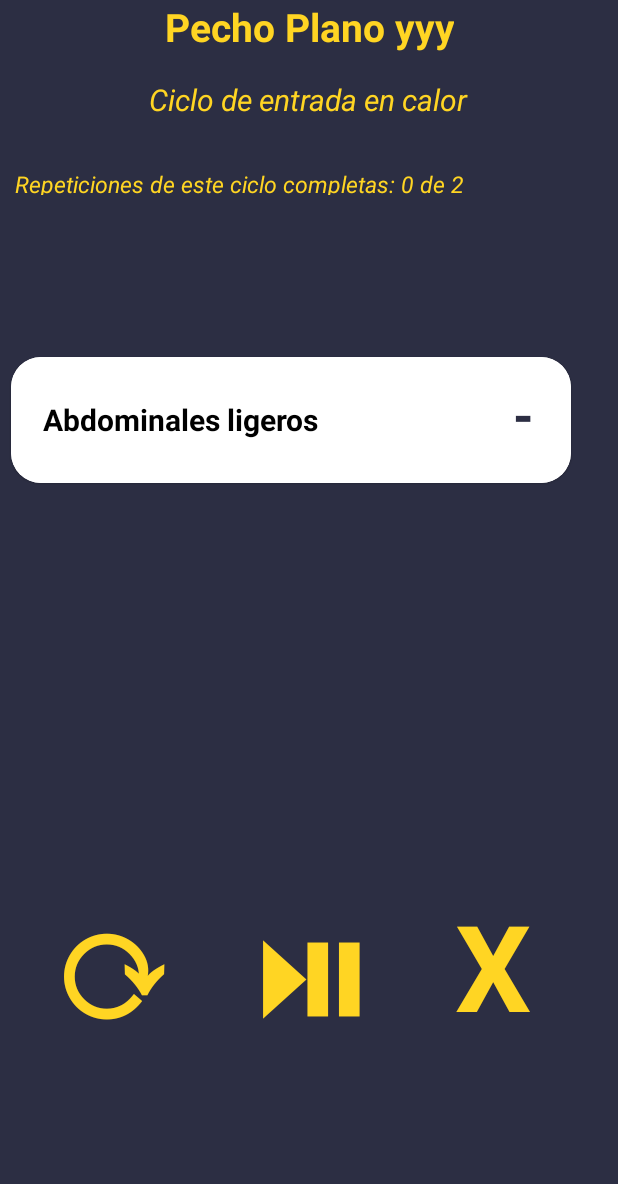
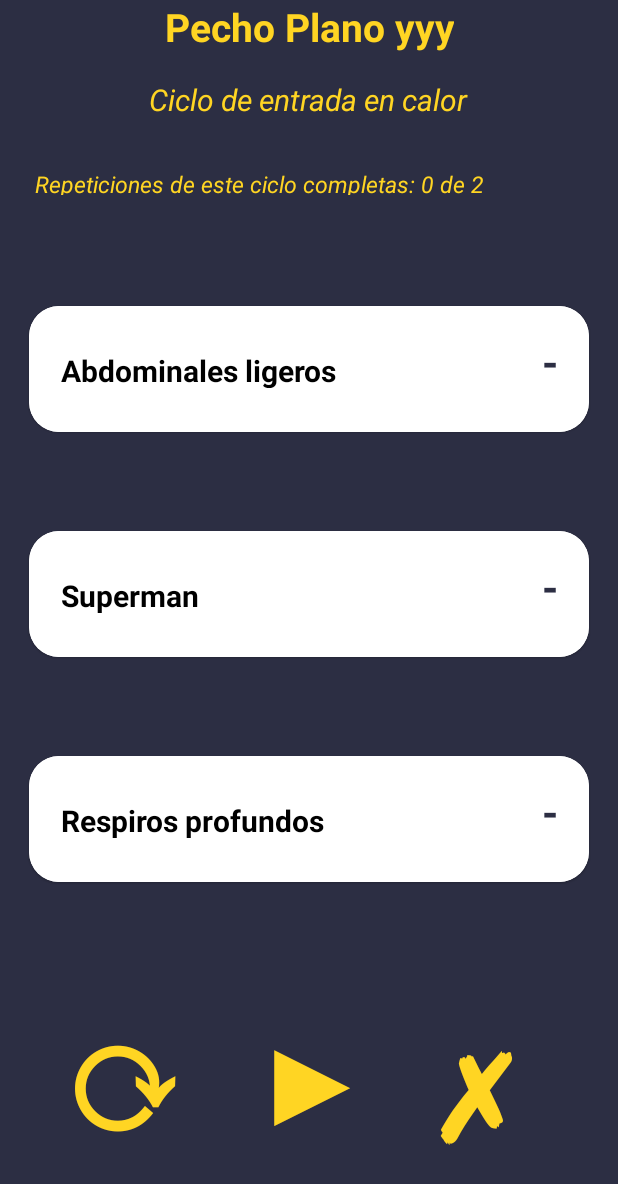
Before and after one commit to gbeade/EntrenappMobile, an Android app: the ExecuteRoutineActivity screen opened directly, with no data from a screen before it, on a phone screen of 412 x 824 dp. Shown: the top 1184 px of the screen. Run offline under Robolectric (Android 15) with nearby library versions, the phone set to English and light mode, and no system bars; 1 statement that could not run was skipped.

Commit message:
Finished exec routine

```diff
--- a/app/src/main/java/com/example/entrenapp/executeRoutineActivity/ExecuteRoutineActivity.java
+++ b/app/src/main/java/com/example/entrenapp/executeRoutineActivity/ExecuteRoutineActivity.java
@@ -29,7 +29,6 @@ import com.example.entrenapp.recyclerView.TimeTickCardAdapter;
 import java.util.Date;
 import java.util.Iterator;
 
-// Todo: falla con un solo ejercicio
 public class ExecuteRoutineActivity extends AppCompatActivity {
 
     private View root;
@@ -59,7 +58,8 @@ public class ExecuteRoutineActivity extends AppCompatActivity {
         fillRoutine();
 
         binding.cancel.setOnClickListener(view -> onCancel());
-        binding.playtoggle.setOnClickListener(view -> togglePlayPauseExercise());
+        binding.play.setOnClickListener(view -> togglePlayPauseExercise());
+        binding.pause.setOnClickListener(view -> togglePlayPauseExercise());
         binding.rewind.setOnClickListener(view -> startIterations());
 
 
@@ -86,6 +86,7 @@ public class ExecuteRoutineActivity extends AppCompatActivity {
         TextView textView;
         currentCycleIdx ++;
 
+        if ( currentCycleIdx > 0 && !simplifiedExecution ) togglePlayPauseExercise();
 
         if ( currentCycleIdx > 0 && currentCycle.getExercises().size() == 1) resetAdapter();
 
@@ -102,19 +103,15 @@ public class ExecuteRoutineActivity extends AppCompatActivity {
                 resetAdapter();
             } else {
                 //Se termino la rutina, cambiar por el intent a la pagina de favoritos
-                if ( false /* TODO Chequear con API que la rutina sea del usuario*/) {
-                    // Ejecuta Activity de puntuar
-
-                } else {
-                    showPopup();
-                    // finish();
-                }
+                adapter.pauseCurrentExercise();
+                showPopup();
                 return;
             }
         }
 
         textView = root.findViewById(R.id.cycle_remaining);
         textView.setText("Repeticiones de este ciclo completas: "+currentCycleIdx+" de "+currentCycle.getRepetitions());
+        adapter.cleanTicks();
         binding.cycleRecyclerView.smoothScrollToPosition(0);
         //adapter.startCounterOnPosition(0); // TODO por que esta en null el hijo de puta, hace que no funcione
     }
@@ -134,21 +131,24 @@ public class ExecuteRoutineActivity extends AppCompatActivity {
         else
             popupView = inflater.inflate(R.layout.popup_finish_routine_norate, null);
 
+        Button btn = popupView.findViewById(R.id.btn_return);
+        btn.setOnClickListener(view->onClick());
+
         // create the popup window
         int width = LinearLayout.LayoutParams.WRAP_CONTENT;
         int height = LinearLayout.LayoutParams.WRAP_CONTENT;
         final PopupWindow popupWindow = new PopupWindow(popupView, width, height, true);
 
-        rb = findViewById(R.id.simpleRatingBar);
+        rb = popupView.findViewById(R.id.simpleRatingBar);
         // show the popup window
         // which view you pass in doesn't matter, it is only used for the window tolken
         popupWindow.showAtLocation(findViewById(R.id.execRoutineContainer), Gravity.CENTER, 0, 0);
     }
 
-    public void onClick(View view) {
+    public void onClick() {
         if ( isRoutineRateable() ) {
-            Log.i("NUMSTARS", ""+rb.getNumStars());
-            // rateRoutine();
+            Log.i("NUMSTARS", ""+rb.getRating());
+            // rateRoutine(rb.getRating()); Llamado a la API
         }
         finish();
     }
@@ -174,22 +174,10 @@ public class ExecuteRoutineActivity extends AppCompatActivity {
     public void nextExercise(int currentExercise) {
 
         currentExerciseOfCycleIdx = currentExercise;
-
-        Log.i("MESS", "Entering nextExercise for"+currentCycle.getExercises().get(currentExercise).getName()+"with value of currentRepetionsOnExercise="+currentRepetitionOfExercise);
-        // TODO: exercise loop on repetition
-        if ( currentRepetitionOfExercise < currentCycle.getExercises().get(currentExercise).getRepetitions()) {
-            Log.i("EXREP", "Entering repetition of"+currentCycle.getExercises().get(currentExercise).getName());
-            currentRepetitionOfExercise ++;
-//            binding.cycleRecyclerView.smoothScrollToPosition(currentExerciseOfCycleIdx+1);
-//            binding.cycleRecyclerView.smoothScrollToPosition(currentExerciseOfCycleIdx);
-            nextExercise(currentExercise);
-            currentRepetitionOfExercise = 0;
-            return;
-        }
-
         if (currentExerciseOfCycleIdx == currentCycle.getExercises().size() - 1) {
             currentExerciseOfCycleIdx = 0;
             init = false;
+            if ( simplifiedExecution) swapPlayPauseIcon();
             nextCycle();
         } else {
             //if (currentExercise > 0) adapter.stopCounterOnPosition(currentExercise);
@@ -202,14 +190,15 @@ public class ExecuteRoutineActivity extends AppCompatActivity {
     private void fillRoutine(){
         Cycle c = new Cycle(0, "Ciclo de entrada en calor", "Para entrar en calor", "warmup", 0, 2, 0);
         c.addExercise(new Exercise(0, "Abdominales ligeros", "Tipo", 1, 3));
-//        c.addExercise(new Exercise(1, "Respiros profundos", "Tipo", 1));
+        c.addExercise(new Exercise(1, "Superman", "Tipo", 0, 10));
+        c.addExercise(new Exercise(1, "Respiros profundos", "Tipo", 1, 1));
         routine.addCycle(c);
 
-        //c = new Cycle(0, "Ciclo atletico intenso", "Para entrenar fuerte", "warmup", 0, 1, 0);
-        //c.addExercise(new Exercise(0, "Pique veloz", "Tipo", 3));
-//        c.addExercise(new Exercise(1, "Salto en soga", "Tipo", 2));
-//        c.addExercise(new Exercise(2, "Burpees", "Tipo", 2));
-        //routine.addCycle(c);
+        c = new Cycle(0, "Ciclo atletico intenso", "Para entrenar fuerte", "warmup", 0, 1, 0);
+        c.addExercise(new Exercise(0, "Pique veloz", "Tipo", 3, 2));
+        c.addExercise(new Exercise(1, "Salto en soga", "Tipo", 0, 10));
+        c.addExercise(new Exercise(2, "Burpees", "Tipo", 2));
+        routine.addCycle(c);
     }
 
 
@@ -218,9 +207,21 @@ public class ExecuteRoutineActivity extends AppCompatActivity {
         if ( simplifiedExecution && !init) {
             adapter.startCounterOnPosition(0);
             init = true;
+            ((TextView) findViewById(R.id.pause)).setVisibility(View.VISIBLE);
+            ((TextView) findViewById(R.id.play)).setVisibility(View.GONE);
             return;
         }
+        swapPlayPauseIcon();
         adapter.togglePlay();
+    }
+
+    private void swapPlayPauseIcon() {
+        if ( adapter.isPaused() ) {
+            ((TextView) findViewById(R.id.play)).setVisibility(View.VISIBLE);
+            ((TextView) findViewById(R.id.pause)).setVisibility(View.GONE);
+        } else {
+            ((TextView) findViewById(R.id.pause)).setVisibility(View.VISIBLE);
+            ((TextView) findViewById(R.id.play)).setVisibility(View.GONE);}
     }
 
     public void onCancel() {
--- a/app/src/main/java/com/example/entrenapp/recyclerView/TimeTickCardAdapter.java
+++ b/app/src/main/java/com/example/entrenapp/recyclerView/TimeTickCardAdapter.java
@@ -7,9 +7,11 @@ import android.util.Log;
 import android.view.LayoutInflater;
 import android.view.View;
 import android.view.ViewGroup;
+import android.widget.TextView;
 
 import androidx.annotation.NonNull;
 
+import com.example.entrenapp.R;
 import com.example.entrenapp.apiClasses.Exercise;
 import com.example.entrenapp.executeRoutineActivity.ExecuteRoutineActivity;
 
@@ -65,8 +67,10 @@ public class TimeTickCardAdapter extends CardAdapter<Exercise> {
 
     @Override
     public void onBindViewHolder(ViewHolder viewHolder, final int position) {
+        map.get(viewHolder).setTimerStartedTo(dataset.get(position).getDuration());
+        map.get(viewHolder).setRepetitionsOfTimer(dataset.get(position).getRepetitions());
+        map.get(viewHolder).setExerciseName(dataset.get(position).getName());
         super.onBindViewHolder(viewHolder, position);
-        map.get(viewHolder).setTimerStartedTo(dataset.get(position).getDuration());
         map.get(viewHolder).bindTextViewWithData(r.getIdentifier("timer", "id", packageName), "-");
         positionToVHMap.put(position, map.get(viewHolder));
     }
@@ -77,27 +81,52 @@ public class TimeTickCardAdapter extends CardAdapter<Exercise> {
         Timer timer;
         Integer time = 0;
         Integer duration = 0;
+        int repetitions = 0;
+        int currentRepetition = 0;
+        String name;
         boolean timerStarted = false;
         int countdown = 3;
+        private String[] rsg = { r.getString(R.string.rsg_ready), r.getString(R.string.rsg_set), r.getString(R.string.rsg_go)};
 
         private class ModifyTimerTask extends TimerTask {
 
             void timerTick() {
                 if (timerStarted && !superTimerStopped) {
-                    if ( countdown >= 0 ) {
-                        bindTextViewWithData(r.getIdentifier("timer", "id", packageName), countdown+"!");
+                    if (countdown == 3) bindName();
+                    if ( countdown > 0 ) {
+                        bindTextViewWithData(r.getIdentifier("timer", "id", packageName), rsg[3-countdown]);
                         countdown --;
+                        return;
+                    } else if ( duration == 0) {
+                        bindTextViewWithData(r.getIdentifier("timer", "id", packageName), repetitions+" reps.");
+                        cancel();
+                        if ( isSimplified) {
+                            act.togglePlayPauseExercise();
+                            act.nextExercise(getAdapterPosition());
+                        }
                         return;
                     } else if (time > duration) {
                            bindTextViewWithData(r.getIdentifier("timer", "id", packageName), "✓");
+                            if ( time > duration + 2) {
+                                if (currentRepetition >= repetitions-1) {
                                     cancel();
                                     act.nextExercise(getAdapterPosition());
                                 } else {
-                        bindTextViewWithData(r.getIdentifier("timer", "id", packageName), (duration - time) + "\'\'");
+                                    bindTextViewWithData(r.getIdentifier("timer", "id", packageName), "✓");
+                                    currentRepetition ++;
+                                    countdown = 3;
+                                    time = 0;
+                                    bindName();
+                                    return;
+                                }
+                            }
+                        } else {
+                            bindTextViewWithData(r.getIdentifier("timer", "id", packageName), (duration - time ) + "\'\'");
                         }
                         time++;
                  }
                 }
+
 
             @Override
             public void run() {
@@ -110,6 +139,8 @@ public class TimeTickCardAdapter extends CardAdapter<Exercise> {
             super(view);
             bindTextViewWithData(r.getIdentifier("timer", "id", packageName), "-");
             duration = 0;
+            repetitions = 0;
+            currentRepetition = 0;
         }
 
         public void stopTimer() {
@@ -122,6 +153,8 @@ public class TimeTickCardAdapter extends CardAdapter<Exercise> {
         public void startTimer() {
             timerStarted = true;
             time = 0;
+            countdown = 3;
+            currentRepetition = 0;
             timer = new Timer();
             timer.scheduleAtFixedRate(new ModifyTimerTask(), 500, 1000);
         }
@@ -137,6 +170,16 @@ public class TimeTickCardAdapter extends CardAdapter<Exercise> {
         public void setTimerStartedTo(int duration) {
             this.duration = duration;
         }
+        public void setRepetitionsOfTimer(int repetitions) {
+            this.repetitions = repetitions;
+        }
+        public void setExerciseName(String name) {this.name = name;}
+        public String getExerciseName() {return this.name;}
+        public void bindName() {
+            if (repetitions == 1 || duration == 0) return;
+            bindTextViewWithData(r.getIdentifier("title", "id", packageName), name+" ("+(currentRepetition+1)+"/"+repetitions+")");
+        }
+
     }
 
     public void pauseCurrentExercise(){
@@ -165,5 +208,11 @@ public class TimeTickCardAdapter extends CardAdapter<Exercise> {
         return !superTimerStopped;
     }
 
+    public void cleanTicks() {
+        for (TimeTickViewHolder tv: map.keySet()) {
+            tv.bindTextViewWithData(r.getIdentifier("timer", "id", packageName), "-");
+            tv.bindTextViewWithData(r.getIdentifier("title", "id", packageName), tv.getExerciseName());
+        }
+    }
 
 }
--- a/app/src/main/res/layout/activity_execute_routine.xml
+++ b/app/src/main/res/layout/activity_execute_routine.xml
@@ -13,9 +13,9 @@
             android:id="@+id/cycleRecyclerView"
             android:layout_width="388dp"
             android:layout_height="480dp"
-            android:layout_marginTop="0dp"
+            android:layout_marginTop="16dp"
             app:layout_constraintEnd_toEndOf="parent"
-            app:layout_constraintHorizontal_bias="0.0"
+            app:layout_constraintHorizontal_bias="0.49"
             app:layout_constraintStart_toStartOf="parent"
             app:layout_constraintTop_toBottomOf="@+id/cycle_remaining" />
 
@@ -52,20 +52,19 @@
             android:id="@+id/cycle_remaining"
             android:layout_width="365dp"
             android:layout_height="18dp"
-            android:layout_marginStart="10dp"
             android:layout_marginTop="32dp"
             android:text="Repeticiones de este ciclo restantes:"
             android:textColor="@color/accent"
             android:textSize="15dp"
             android:textStyle="italic"
+            app:layout_constraintEnd_toEndOf="parent"
             app:layout_constraintStart_toStartOf="parent"
             app:layout_constraintTop_toBottomOf="@+id/cycle_name" />
 
         <TextView
             android:id="@+id/rewind"
-            android:layout_width="100dp"
-            android:layout_height="119dp"
-            android:layout_marginStart="20dp"
+            android:layout_width="96dp"
+            android:layout_height="120dp"
             android:layout_marginTop="-40dp"
             android:layout_marginEnd="27dp"
             android:text="⟳"
@@ -73,36 +72,63 @@
             android:textColor="@color/accent"
             android:textSize="100dp"
             android:textStyle="bold"
-            app:layout_constraintEnd_toStartOf="@+id/playtoggle"
+            app:layout_constraintBottom_toBottomOf="parent"
+            app:layout_constraintEnd_toEndOf="parent"
+            app:layout_constraintHorizontal_bias="0.112"
             app:layout_constraintStart_toStartOf="parent"
             app:layout_constraintTop_toBottomOf="@+id/cycleRecyclerView" />
 
         <TextView
-            android:id="@+id/playtoggle"
+            android:id="@+id/play"
             android:layout_width="99dp"
             android:layout_height="101dp"
             android:layout_marginTop="-20dp"
-            android:text="⏯︎"
+            android:text="▶"
             android:textAlignment="center"
             android:textColor="@color/accent"
             android:textSize="80dp"
             android:textStyle="bold"
+            android:visibility="visible"
+            app:layout_constraintBottom_toBottomOf="parent"
             app:layout_constraintEnd_toEndOf="parent"
             app:layout_constraintStart_toStartOf="parent"
-            app:layout_constraintTop_toBottomOf="@+id/cycleRecyclerView" />
+            app:layout_constraintTop_toBottomOf="@+id/cycleRecyclerView"
+            app:layout_constraintVertical_bias="0.496" />
+
+        <TextView
+            android:id="@+id/pause"
+            android:layout_width="69dp"
+            android:layout_height="65dp"
+            android:layout_marginTop="-20dp"
+            android:text="▍▍"
+            android:textAlignment="center"
+            android:textColor="@color/accent"
+            android:textSize="40dp"
+            android:textStyle="bold"
+            android:visibility="gone"
+            app:layout_constraintBottom_toBottomOf="parent"
+            app:layout_constraintEnd_toEndOf="parent"
+            app:layout_constraintStart_toStartOf="parent"
+            app:layout_constraintTop_toBottomOf="@+id/cycleRecyclerView"
+            app:layout_constraintVertical_bias="0.597" />
 
         <TextView
             android:id="@+id/cancel"
             android:layout_width="99dp"
             android:layout_height="101dp"
-            android:layout_marginStart="23dp"
-            android:text="X"
+            android:layout_marginTop="40dp"
+            android:layout_marginBottom="40dp"
+            android:text="✗"
             android:textAlignment="center"
             android:textColor="@color/accent"
             android:textSize="80dp"
             android:textStyle="bold"
-            app:layout_constraintStart_toEndOf="@+id/playtoggle"
-            app:layout_constraintTop_toTopOf="@+id/playtoggle" />
+            app:layout_constraintBottom_toBottomOf="parent"
+            app:layout_constraintEnd_toEndOf="parent"
+            app:layout_constraintHorizontal_bias="0.854"
+            app:layout_constraintStart_toStartOf="parent"
+            app:layout_constraintTop_toBottomOf="@+id/cycleRecyclerView"
+            app:layout_constraintVertical_bias="0.044" />
 
 
 </androidx.constraintlayout.widget.ConstraintLayout>
--- a/app/src/main/res/layout/exercise_summary_card.xml
+++ b/app/src/main/res/layout/exercise_summary_card.xml
@@ -4,7 +4,7 @@
     xmlns:app="http://schemas.android.com/apk/res-auto"
     xmlns:tools="http://schemas.android.com/tools"
     android:layout_width="match_parent"
-    android:layout_height="200dp"
+    android:layout_height="150dp"
     android:background="@color/primary"
     >
 
@@ -27,8 +27,8 @@
 
             <TextView
                 android:id="@+id/title"
-                android:layout_width="280dp"
-                android:layout_height="39dp"
+                android:layout_width="311dp"
+                android:layout_height="36dp"
                 android:layout_marginStart="16dp"
                 android:padding="5dp"
                 android:text="Nombre del ejercicio"
@@ -41,21 +41,18 @@
 
             <TextView
                 android:id="@+id/timer"
-                android:layout_width="67dp"
-                android:layout_height="64dp"
-                android:layout_marginStart="12dp"
+                android:layout_width="119dp"
+                android:layout_height="59dp"
+                android:layout_marginEnd="25dp"
                 android:padding="5dp"
                 android:text="69''"
+                android:textAlignment="textEnd"
                 android:textColor="@color/primary"
-                android:textSize="35dp"
+                android:textSize="28dp"
                 android:textStyle="bold"
-                android:textAlignment="center"
                 app:layout_constraintBottom_toBottomOf="parent"
                 app:layout_constraintEnd_toEndOf="parent"
-                app:layout_constraintHorizontal_bias="0.0"
-                app:layout_constraintStart_toEndOf="@+id/title"
-                app:layout_constraintTop_toTopOf="parent"
-                app:layout_constraintVertical_bias="0.476" />
+                app:layout_constraintTop_toTopOf="parent" />
 
 
         </androidx.constraintlayout.widget.ConstraintLayout>
--- a/app/src/main/res/layout/popup_finish_routine_norate.xml
+++ b/app/src/main/res/layout/popup_finish_routine_norate.xml
@@ -28,7 +28,6 @@
         android:layout_marginTop="20dp"
         android:text="Volver"
         app:layout_constraintEnd_toEndOf="parent"
-        android:onClick="onClick"
         app:layout_constraintStart_toStartOf="parent"
         app:layout_constraintTop_toBottomOf="@+id/textView3" />
 
--- a/app/src/main/res/layout/popup_finish_routine_rate.xml
+++ b/app/src/main/res/layout/popup_finish_routine_rate.xml
@@ -39,7 +39,6 @@
         app:layout_constraintBottom_toBottomOf="parent"
         app:layout_constraintEnd_toEndOf="parent"
         app:layout_constraintStart_toStartOf="parent"
-        android:onClick="onClick"
         app:layout_constraintTop_toBottomOf="@+id/simpleRatingBar" />
 
 
--- a/app/src/main/res/values/strings.xml
+++ b/app/src/main/res/values/strings.xml
@@ -26,4 +26,12 @@
     <string name="myRoutines">Mis rutinas</string>
 
 
+
+    <string name="rsg_ready">Listo</string>
+    <string name="rsg_set">Preparado</string>
+    <string name="rsg_go">Ya</string>
+
+
+
+
 </resources>
```
Also changed, not shown: app/src/main/res/layout/exec_exercise_card.xml (+31 -4 lines). Lines whose indentation alone changed are shown as unchanged.
